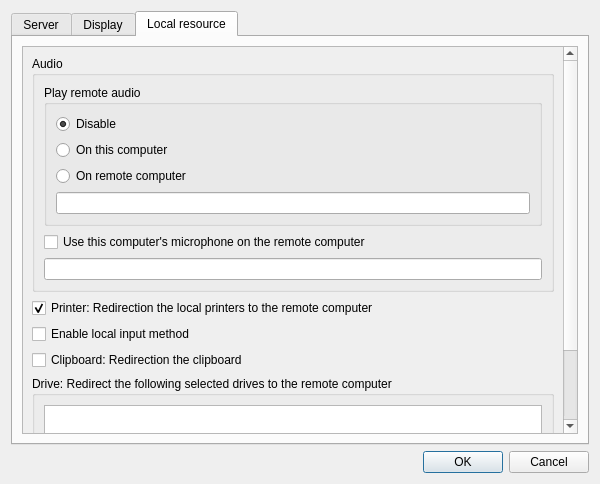
Qt form Plugins/FreeRDP/Client/DlgSetFreeRDP.ui (KangLin/RabbitRemoteControl) before a commit.
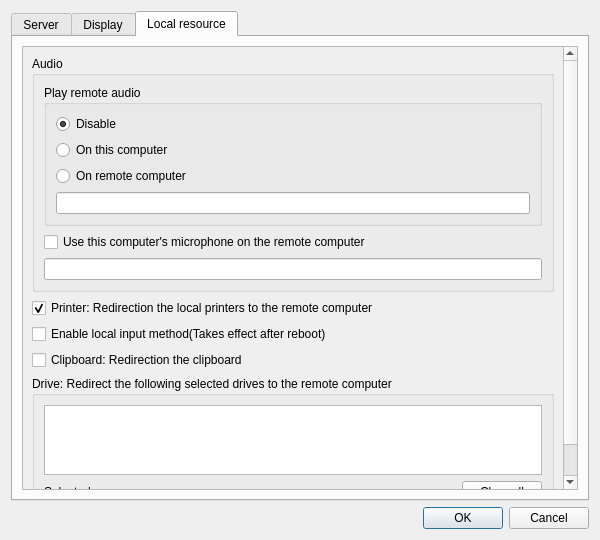
The same form after that commit. The open tabs and pages were chosen to show the change. Icons and pictures are not drawn. Custom widgets are drawn as their Qt base class.

Commit message: Plugins::FreeRDP: modify input method #48

The edit to the form file:
```diff
--- a/Plugins/FreeRDP/Client/DlgSetFreeRDP.ui
+++ b/Plugins/FreeRDP/Client/DlgSetFreeRDP.ui
@@ -7,7 +7,7 @@
     <x>0</x>
     <y>0</y>
     <width>600</width>
-    <height>484</height>
+    <height>540</height>
    </rect>
   </property>
   <property name="windowTitle">
@@ -456,7 +456,7 @@
             <x>0</x>
             <y>0</y>
             <width>544</width>
-            <height>485</height>
+            <height>537</height>
            </rect>
           </property>
           <layout class="QGridLayout" name="gridLayout_12">
@@ -549,7 +549,7 @@
            <item row="2" column="0">
             <widget class="QCheckBox" name="cbEnableLocalInputMethod">
              <property name="text">
-              <string>Enable local input method</string>
+              <string>Enable local input method(Takes effect after reboot)</string>
              </property>
             </widget>
            </item>
```
Left out of the diff: 2 changed lines with no effect on the pictures. The commit also changes 9 other files.
